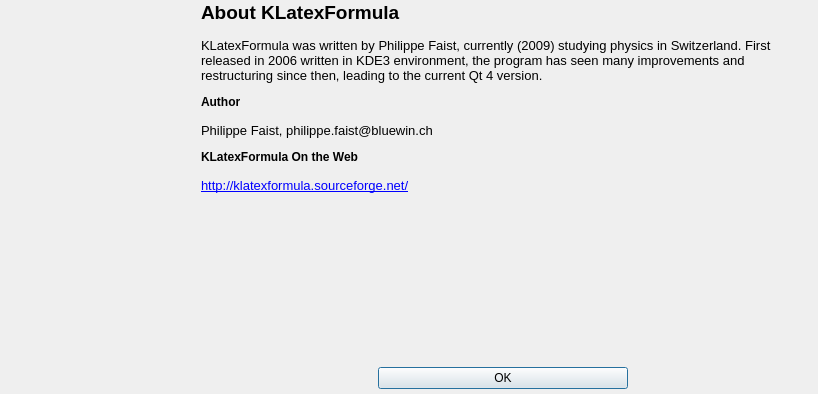
Above: src/klfaboutdialogui.ui from CryFeiFei/klatexformula before the change. Below: the same form after it.
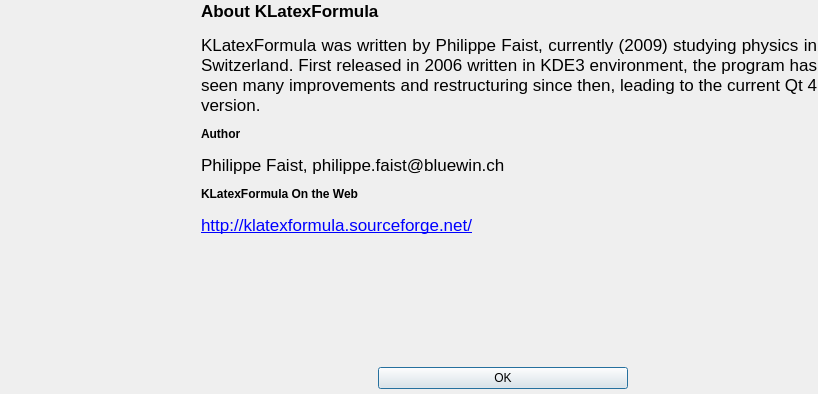
That is the form after the change. Icons and pictures are not drawn.

Diff of the .ui file:
```diff
--- a/src/klfaboutdialogui.ui
+++ b/src/klfaboutdialogui.ui
@@ -97,9 +97,9 @@
          <string>&lt;!DOCTYPE HTML PUBLIC "-//W3C//DTD HTML 4.0//EN" "http://www.w3.org/TR/REC-html40/strict.dtd">
 &lt;html>&lt;head>&lt;meta name="qrichtext" content="1" />&lt;style type="text/css">
 p, li { white-space: pre-wrap; }
-&lt;/style>&lt;/head>&lt;body style=" font-family:'Nimbus Sans L'; font-size:10pt; font-weight:400; font-style:normal;">
-&lt;p style=" margin-top:14px; margin-bottom:12px; margin-left:0px; margin-right:0px; -qt-block-indent:0; text-indent:0px; font-size:14pt; font-weight:600;">About KLatexFormula&lt;/p>
-&lt;p style=" margin-top:14px; margin-bottom:12px; margin-left:0px; margin-right:0px; -qt-block-indent:0; text-indent:0px;">KLatexFormula was written by Philippe Faist, currently (2009) studying physics in Switzerland. First released in 2006 written in KDE3 environment, the program has seen many improvements and restructuring since then, leading to the current Qt 4 version.&lt;/p>
+&lt;/style>&lt;/head>&lt;body style=" font-family:'Lucida Grande'; font-size:13pt; font-weight:400; font-style:normal;">
+&lt;p style=" margin-top:14px; margin-bottom:12px; margin-left:0px; margin-right:0px; -qt-block-indent:0; text-indent:0px; font-weight:600;">About KLatexFormula&lt;/p>
+&lt;p align="justify" style=" margin-top:14px; margin-bottom:12px; margin-left:0px; margin-right:0px; -qt-block-indent:0; text-indent:0px;">KLatexFormula was written by Philippe Faist, currently (2009) studying physics in Switzerland. First released in 2006 written in KDE3 environment, the program has seen many improvements and restructuring since then, leading to the current Qt 4 version.&lt;/p>
 &lt;p style=" margin-top:12px; margin-bottom:12px; margin-left:0px; margin-right:0px; -qt-block-indent:0; text-indent:0px; font-size:medium; font-weight:600;">&lt;span style=" font-size:medium;">Author&lt;/span>&lt;/p>
 &lt;p style=" margin-top:14px; margin-bottom:12px; margin-left:0px; margin-right:0px; -qt-block-indent:0; text-indent:0px;">Philippe Faist, philippe.faist@bluewin.ch&lt;/p>
 &lt;p style=" margin-top:12px; margin-bottom:12px; margin-left:0px; margin-right:0px; -qt-block-indent:0; text-indent:0px; font-size:medium; font-weight:600;">&lt;span style=" font-size:medium;">KLatexFormula On the Web&lt;/span>&lt;/p>
```
